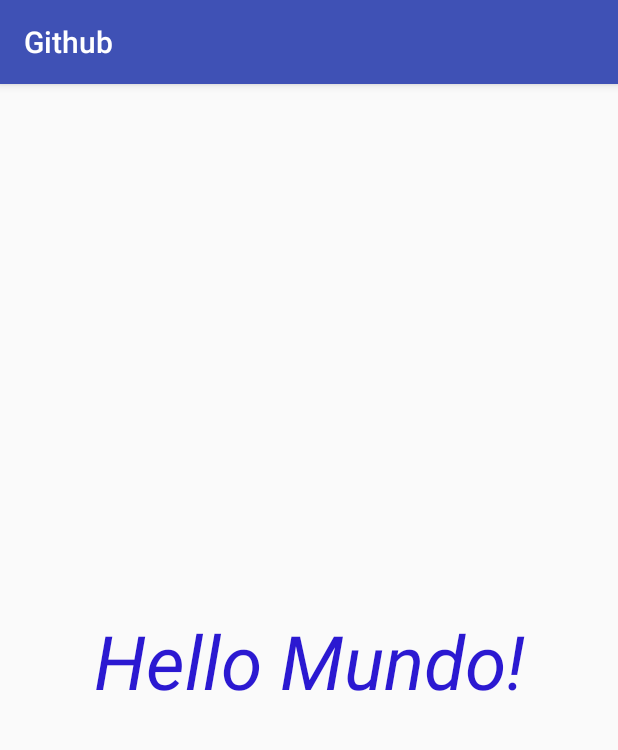
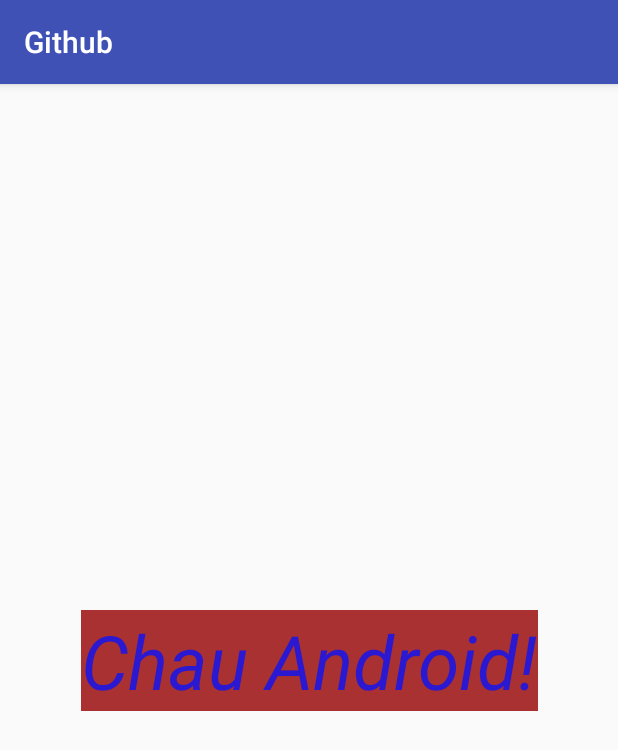
Before and after one commit to jmaykon/primerasubida, an Android app: the screen it shows after launch (MainActivity), on a phone screen of 412 x 824 dp. Shown: the top 750 px of the screen. Run offline under Robolectric (Android 15) with nearby library versions, the phone set to English and light mode, and no system bars.

Commit message:
Cambio de texto de background

```diff
--- a/app/src/main/res/layout/activity_main.xml
+++ b/app/src/main/res/layout/activity_main.xml
@@ -10,12 +10,13 @@
     <TextView
         android:layout_width="wrap_content"
         android:layout_height="wrap_content"
-        android:text="Hello Mundo!"
+        android:text="Chau Android!"
         app:layout_constraintBottom_toBottomOf="parent"
         app:layout_constraintLeft_toLeftOf="parent"
         app:layout_constraintRight_toRightOf="parent"
         app:layout_constraintTop_toTopOf="parent"
         android:textColor="#2b19d1"
+        android:background="#a93131"
         android:textSize="50sp"
         android:textStyle="italic"/>
 
```
